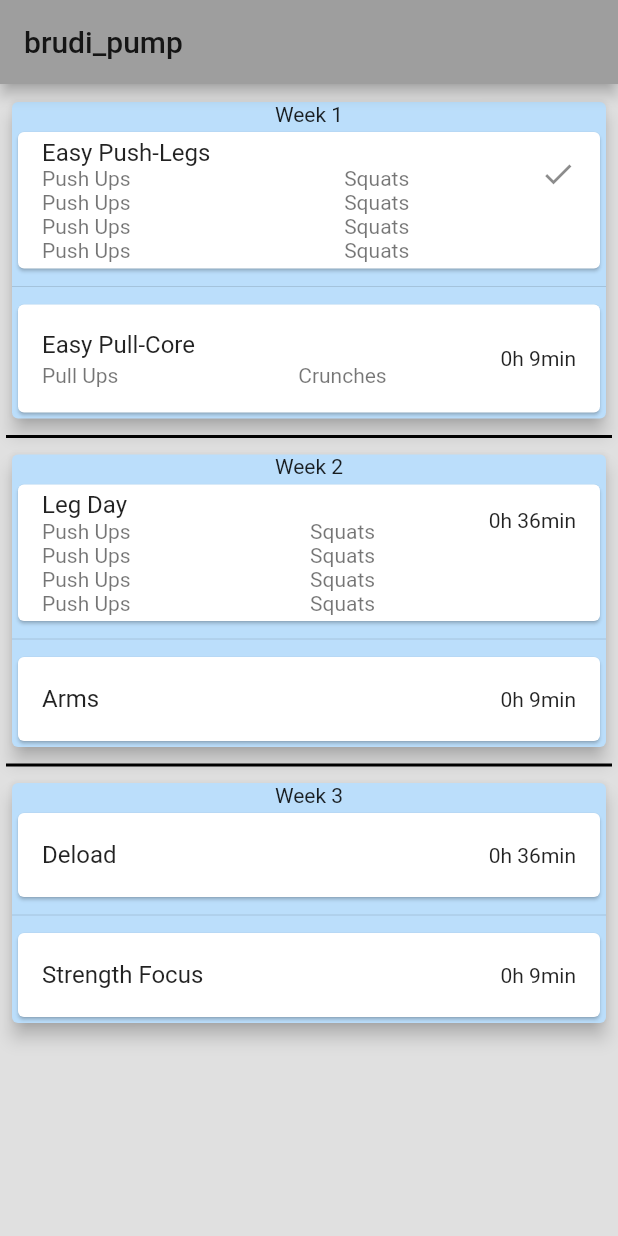
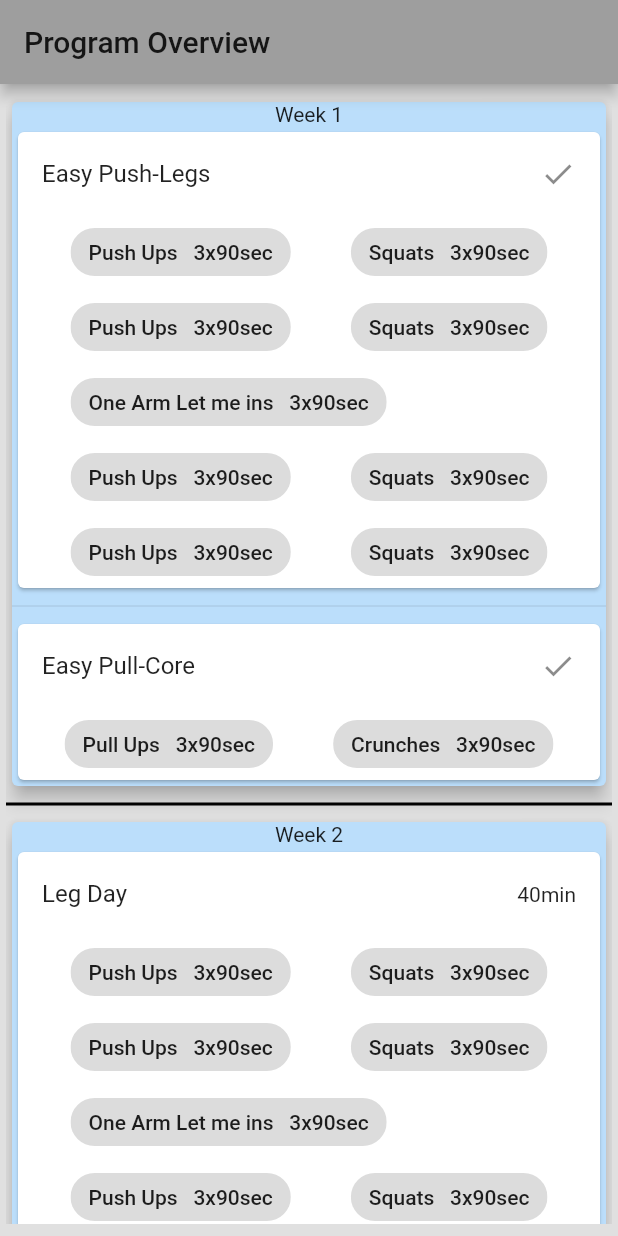
Before and after one commit to LUKEx76/brudi_pump, a Flutter app: the screen it shows after launch, on a phone screen of 412 x 824 dp. Run offline on Flutter 3.47's test engine with Material 2 defaults, Android fonts, the phone set to English and light mode, and no system bars.

Commit message:
Changed Workout-Card to expand onTap, started layout of workout-preview

```diff
--- a/lib/models/workout.dart
+++ b/lib/models/workout.dart
@@ -18,8 +18,7 @@ class Workout {
     for (var exercise in exercises) {
       timeInSec += exercise.timePerSetInSec * exercise.sets;
     }
-    int hours = (timeInSec / 3600).floor();
-    int minutes = ((timeInSec % 3600) / 60).floor();
-    return hours.toString() + "h " + minutes.toString() + "min";
+    int minutes = (timeInSec % 3600 / 60).floor();
+    return minutes.toString() + "min";
   }
 }
--- a/lib/views/home/program_screen.dart
+++ b/lib/views/home/program_screen.dart
@@ -18,12 +18,15 @@ class _ProgramScreenState extends State<ProgramScreen> {
     Exercise pullUps = Exercise(name: "Pull Ups", sets: 3, timePerSetInSec: 90);
     Exercise crunches =
         Exercise(name: "Crunches", sets: 3, timePerSetInSec: 90);
+    Exercise letMeIns =
+        Exercise(name: "One Arm Let me ins", sets: 3, timePerSetInSec: 90);
 
     List<Exercise> exerciseList1 = List<Exercise>();
     exerciseList1.add(pushUps);
     exerciseList1.add(squats);
     exerciseList1.add(pushUps);
     exerciseList1.add(squats);
+    exerciseList1.add(letMeIns);
     exerciseList1.add(pushUps);
     exerciseList1.add(squats);
     exerciseList1.add(pushUps);
@@ -52,14 +55,16 @@ class _ProgramScreenState extends State<ProgramScreen> {
     Program activeProgram =
         Program(name: "Test Program", workouts: workoutList);
     activeProgram.workouts[0].completed = true;
+    activeProgram.workouts[1].completed = true;
     // --
 
     return Scaffold(
-      appBar: AppBar(title: Text("brudi_pump")),
+      appBar: AppBar(title: Text("Program Overview")),
       backgroundColor: Colors.grey[300],
       body: activeProgram.workouts.length == 0
           ? Center(child: Text("No Program selected"))
-          : Padding(
+          : SafeArea(
+              child: Padding(
                 padding: const EdgeInsets.symmetric(horizontal: 4, vertical: 8),
                 child: ListView(
                   children: <Widget>[
@@ -79,6 +84,7 @@ class _ProgramScreenState extends State<ProgramScreen> {
                   ],
                 ),
               ),
+            ),
     );
   }
 }
--- a/lib/views/home/week_card.dart
+++ b/lib/views/home/week_card.dart
@@ -1,6 +1,5 @@
 import 'package:brudi_pump/models/program.dart';
 import 'package:brudi_pump/models/workout.dart';
-import 'package:brudi_pump/views/home/workout_card_collapsed.dart';
 import 'package:brudi_pump/views/home/workout_card_expanded.dart';
 import 'package:flutter/material.dart';
 
@@ -24,9 +23,9 @@ class WeekCard extends StatelessWidget {
               child: Column(
                 children: <Widget>[
                   if (this.program.focusedWorkouts.contains(workouts[i]))
-                    WorkoutCardExpanded(workout: workouts[i])
+                    WorkoutCard(workout: workouts[i], isFocused: true)
                   else
-                    WorkoutCardCollapsed(workout: workouts[i]),
+                    WorkoutCard(workout: workouts[i], isFocused: false),
                   if (i + 1 < workouts.length) Divider(),
                 ],
               ),
--- a/lib/views/home/workout_card_collapsed.dart
+++ /dev/null
@@ -1,28 +0,0 @@
-import 'package:brudi_pump/models/workout.dart';
-import 'package:brudi_pump/views/workout/workout_screen.dart';
-import 'package:flutter/material.dart';
-
-class WorkoutCardCollapsed extends StatelessWidget {
-  final Workout workout;
-
-  WorkoutCardCollapsed({this.workout});
-
-  @override
-  Widget build(BuildContext context) {
-    return Card(
-      child: ListTile(
-        title: Text(this.workout.name),
-        trailing: workout.completed
-            ? Icon(Icons.done)
-            : Text(this.workout.workoutDuration),
-        onTap: () => Navigator.push(
-          context,
-          MaterialPageRoute(
-            builder: (context) => WorkoutScreen(workout: this.workout),
-          ),
-        ),
-        onLongPress: () => print("TODO: Info of Workout PopUp"),
-      ),
-    );
-  }
-}
--- a/lib/views/home/workout_card_expanded.dart
+++ b/lib/views/home/workout_card_expanded.dart
@@ -1,43 +1,111 @@
 import 'package:brudi_pump/models/workout.dart';
-import 'package:brudi_pump/views/workout/workout_screen.dart';
+import 'package:brudi_pump/views/workout/workout_preview_screen.dart';
 import 'package:flutter/material.dart';
 
-class WorkoutCardExpanded extends StatelessWidget {
+class WorkoutCard extends StatefulWidget {
   final Workout workout;
+  final bool isFocused;
 
-  WorkoutCardExpanded({this.workout});
+  WorkoutCard({this.workout, this.isFocused});
+
+  @override
+  _WorkoutCardState createState() => _WorkoutCardState();
+}
+
+class _WorkoutCardState extends State<WorkoutCard> {
+  bool isExpanded;
+
+  @override
+  void initState() {
+    this.isExpanded = this.widget.isFocused;
+    super.initState();
+  }
 
   @override
   Widget build(BuildContext context) {
     return Card(
-      child: ListTile(
-        title: Text(this.workout.name),
-        subtitle: Column(
+      child: InkWell(
+        child: Column(
           children: <Widget>[
-            for (var i = 0; i < this.workout.exercises.length; i++)
-              if (i % 2 == 0)
-                Row(
-                  mainAxisAlignment: MainAxisAlignment.spaceBetween,
+            ListTile(
+              title: Text(this.widget.workout.name),
+              trailing: widget.workout.completed
+                  ? Icon(Icons.done)
+                  : Text(this.widget.workout.workoutDuration),
+            ),
+            if (this.isExpanded)
+              Wrap(
+                direction: Axis.horizontal,
+                runSpacing: 2,
+                spacing: 40,
                 children: <Widget>[
-                    Text(workout.exercises[i].name),
-                    Text(""),
-                    Text(workout.exercises[i + 1].name),
-                    Text(""),
+                  for (var i = 0; i < this.widget.workout.exercises.length; i++)
+                    Chip(
+                      label: Text(widget.workout.exercises[i].name +
+                          "   " +
+                          widget.workout.exercises[i].sets.toString() +
+                          "x" +
+                          widget.workout.exercises[i].timePerSetInSec
+                              .toString() +
+                          "sec"),
+                    ),
                 ],
               ),
           ],
         ),
-        trailing: workout.completed
-            ? Icon(Icons.done)
-            : Text(this.workout.workoutDuration),
-        onTap: () => Navigator.push(
+        onTap: () {
+          if (this.isExpanded) {
+            Navigator.push(
               context,
               MaterialPageRoute(
-            builder: (context) => WorkoutScreen(workout: this.workout),
+                builder: (context) =>
+                    WorkoutPreviewScreen(workout: this.widget.workout),
               ),
-        ),
+            );
+          } else {
+            setState(() {
+              isExpanded = true;
+            });
+          }
+        },
         onLongPress: () => print("TODO: Info of Workout PopUp"),
       ),
     );
   }
 }
+
+/*
+Column(
+                children: <Widget>[
+                  for (var i = 0; i < this.widget.workout.exercises.length; i++)
+                    if (i % 2 == 0)
+                      Row(
+                        mainAxisAlignment: MainAxisAlignment.spaceBetween,
+                        children: <Widget>[
+                          Chip(
+                            label: Text(widget.workout.exercises[i].name +
+                                "   " +
+                                widget.workout.exercises[i].sets.toString() +
+                                "x" +
+                                widget.workout.exercises[i].timePerSetInSec
+                                    .toString() +
+                                "sec"),
+                          ),
+                          //Text(widget.workout.exercises[i].name),
+                          SizedBox(width: 1),
+                          Chip(
+                            label: Text(widget.workout.exercises[i + 1].name +
+                                "   " +
+                                widget.workout.exercises[i + 1].sets
+                                    .toString() +
+                                "x" +
+                                widget.workout.exercises[i + 1].timePerSetInSec
+                                    .toString() +
+                                "sec"),
+                          ),
+                          SizedBox(width: 1),
+                        ],
+                      ),
+                ],
+              )
+*/
```
Also changed, not shown: lib/views/workout/workout_preview_screen.dart (added, +73 -0 lines), lib/views/workout/workout_screen.dart (deleted, +0 -23 lines). Lines whose indentation alone changed are shown as unchanged.
